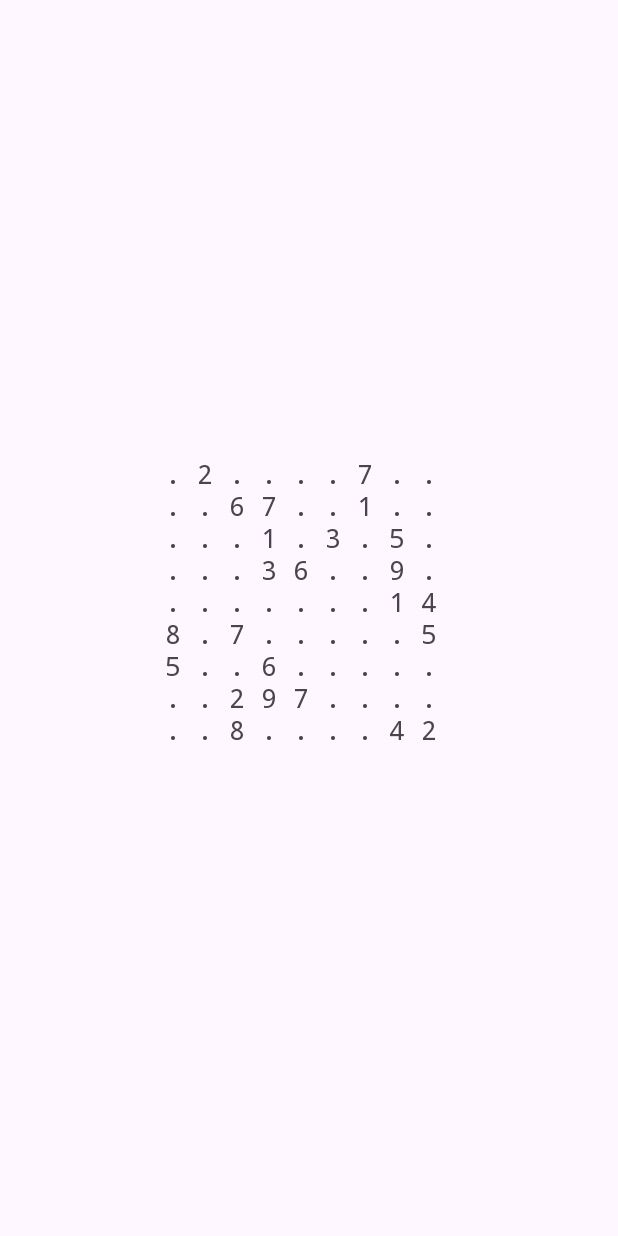
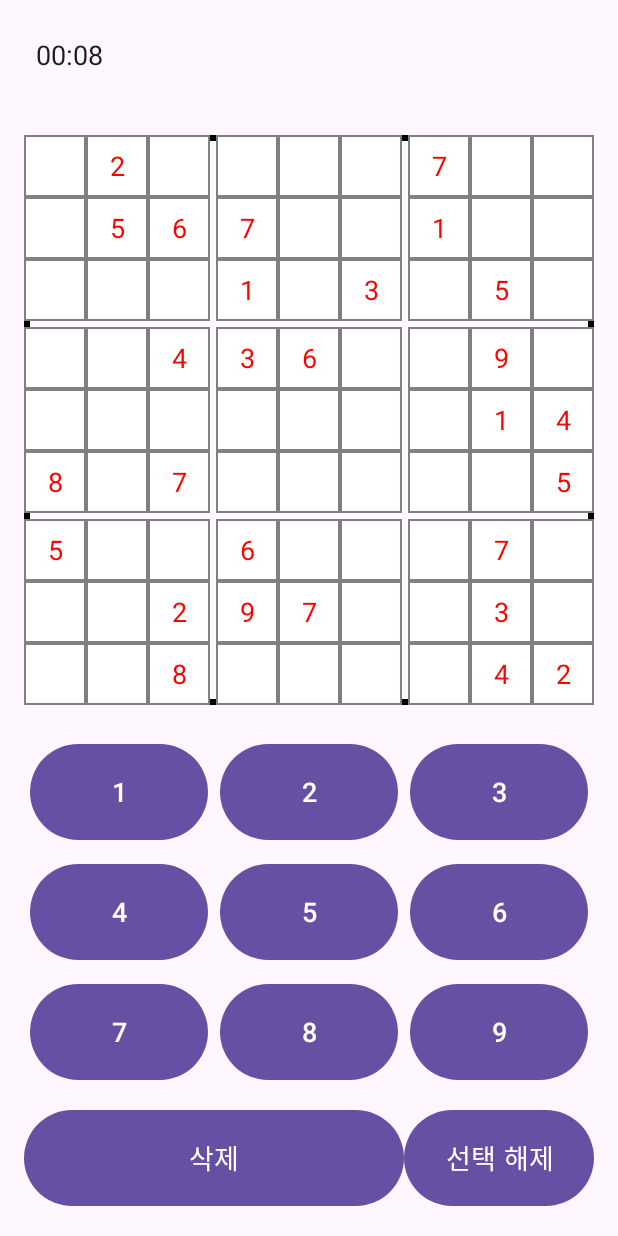
Before and after one commit to hjy15802/Sudoku-Android, an Android app: the screen it shows after launch (PuzzleActivity before the commit, MainActivity after it), on a phone screen of 412 x 824 dp. Run offline under Robolectric (Android 15) with nearby library versions, the phone set to English and light mode, and no system bars.

Commit message:
스도쿠 액티비티

```diff
--- a/app/src/main/AndroidManifest.xml
+++ b/app/src/main/AndroidManifest.xml
@@ -13,7 +13,7 @@
         android:theme="@style/Theme.Sudokulogic"
         tools:targetApi="31">
         <activity
-            android:name=".PuzzleActivity"
+            android:name=".MainActivity"
             android:exported="true">
             <intent-filter>
                 <action android:name="android.intent.action.MAIN" />
--- /dev/null
+++ b/app/src/main/java/com/example/sudoku_logic/MainActivity.java
@@ -0,0 +1,226 @@
+package com.example.sudoku_logic;
+
+import android.os.Bundle;
+import android.os.SystemClock;
+import android.view.Gravity;
+import android.view.View;
+import android.graphics.Color;
+import android.widget.Button;
+import android.widget.Chronometer;
+import android.widget.GridLayout;
+import android.widget.TextView;
+import android.widget.Toast;
+
+import androidx.appcompat.app.AppCompatActivity;
+
+import com.example.sudoku_logic.logic.Difficulty;
+import com.example.sudoku_logic.logic.SudokuBoard;
+import com.example.sudoku_logic.logic.SudokuGenerator;
+
+public class MainActivity extends AppCompatActivity {
+
+    // 스도쿠 보드 관련 변수
+    private SudokuBoard sudokuBoard;
+    private TextView[][] cellViews = new TextView[9][9];
+
+    // 현재 선택된 셀의 행, 열 (선택되지 않은 경우 -1)
+    private int selectedRow = -1;
+    private int selectedCol = -1;
+
+    // 타이머용 Chronometer
+    private Chronometer chronometerTimer;
+    private boolean timerRunning = false;
+
+    @Override
+    protected void onCreate(Bundle savedInstanceState) {
+        super.onCreate(savedInstanceState);
+        setContentView(R.layout.activity_main);
+
+        // Chronometer 시작 (퍼즐 시작 시점을 기준)
+        chronometerTimer = findViewById(R.id.chronometerTimer);
+        chronometerTimer.setBase(SystemClock.elapsedRealtime());
+        chronometerTimer.start();
+        timerRunning = true;
+
+        // 스도쿠 보드와 버튼 초기화
+        initBoard();
+        initNumberButtons();
+        initSpecialButtons();
+    }
+
+    /**
+     * 9x9 스도쿠 보드를 생성 및 초기화합니다.
+     */
+    private void initBoard() {
+        SudokuGenerator generator = new SudokuGenerator();
+        sudokuBoard = generator.generatePuzzle(Difficulty.MEDIUM);
+
+        GridLayout gridLayout = findViewById(R.id.gridLayoutBoard);
+        gridLayout.setBackgroundResource(R.drawable.board_background);
+        gridLayout.setRowCount(9);
+        gridLayout.setColumnCount(9);
+
+        final float scale = getResources().getDisplayMetrics().density;
+        int subgridMargin = (int) (2 * scale + 0.5f);
+
+        for (int row = 0; row < 9; row++) {
+            for (int col = 0; col < 9; col++) {
+                final int r = row;
+                final int c = col;
+                TextView cell = new TextView(this);
+                cell.setGravity(Gravity.CENTER);
+                cell.setTextSize(18);
+                cell.setBackgroundResource(R.drawable.cell_border);
+
+                int value = sudokuBoard.getCell(row, col);
+                cell.setText(value != 0 ? String.valueOf(value) : "");
+
+                // 서브그리드 경계에 여백 설정
+                int leftMargin = (col % 3 == 0 && col != 0) ? subgridMargin : 0;
+                int topMargin = (row % 3 == 0 && row != 0) ? subgridMargin : 0;
+                int rightMargin = (col == 8) ? 0 : (col % 3 == 2 ? subgridMargin : 0);
+                int bottomMargin = (row == 8) ? 0 : (row % 3 == 2 ? subgridMargin : 0);
+
+                GridLayout.LayoutParams params = new GridLayout.LayoutParams();
+                params.rowSpec = GridLayout.spec(row, 1, 1f);
+                params.columnSpec = GridLayout.spec(col, 1, 1f);
+                params.width = 0;
+                params.height = GridLayout.LayoutParams.WRAP_CONTENT;
+                params.setMargins(leftMargin, topMargin, rightMargin, bottomMargin);
+                cell.setLayoutParams(params);
+
+                // 고정 셀은 붉은색, 사용자가 입력한 셀은 파란색
+                if (sudokuBoard.isFixed(row, col)) {
+                    cell.setTextColor(Color.RED);
+                } else {
+                    cell.setTextColor(Color.BLUE);
+                }
+
+                cell.setOnClickListener(v -> {
+                    selectedRow = r;
+                    selectedCol = c;
+                    highlightSelectedCell();
+                });
+
+                cellViews[row][col] = cell;
+                gridLayout.addView(cell);
+            }
+        }
+    }
+
+    /**
+     * 1~9 숫자 버튼을 초기화합니다.
+     */
+    private void initNumberButtons() {
+        for (int num = 1; num <= 9; num++) {
+            int resId = getResources().getIdentifier("button" + num, "id", getPackageName());
+            Button numButton = findViewById(resId);
+            if (numButton != null) {
+                final int digit = num;
+                numButton.setOnClickListener(v -> applyNumber(digit));
+            }
+        }
+    }
+
+    /**
+     * 삭제 버튼과 선택 해제 버튼을 초기화합니다.
+     */
+    private void initSpecialButtons() {
+        Button deleteButton = findViewById(R.id.buttonDelete);
+        if (deleteButton != null) {
+            deleteButton.setOnClickListener(v -> {
+                applyNumber(0);  // 0은 삭제를 의미합니다.
+            });
+        }
+
+        Button deselectButton = findViewById(R.id.buttonDeselect);
+        if (deselectButton != null) {
+            deselectButton.setOnClickListener(v -> {
+                selectedRow = -1;
+                selectedCol = -1;
+                highlightSelectedCell();
+            });
+        }
+    }
+
+    /**
+     * 선택된 셀에 주어진 숫자(또는 0)를 적용한 후 보드를 갱신합니다.
+     * 보드가 완성되면 타이머를 중지하고, 정답 여부에 따라 ResultDialogFragment(오버레이 다이얼로그)를 표시합니다.
+     */
+    private void applyNumber(int number) {
+        if (selectedRow == -1 || selectedCol == -1) {
+            Toast.makeText(this, "셀을 선택하세요.", Toast.LENGTH_SHORT).show();
+            return;
+        }
+        if (sudokuBoard.isFixed(selectedRow, selectedCol)) {
+            Toast.makeText(this, "고정된 셀은 변경할 수 없습니다.", Toast.LENGTH_SHORT).show();
+            return;
+        }
+
+        boolean success = sudokuBoard.setCellWithValidation(selectedRow, selectedCol, number, this);
+        if (success) {
+            updateBoard();
+
+            // 보드가 모두 채워졌으면 결과 오버레이를 표시합니다.
+            if (sudokuBoard.isBoardFull() && timerRunning) {
+                long elapsedMillis = SystemClock.elapsedRealtime() - chronometerTimer.getBase();
+                float accuracy = sudokuBoard.getAccuracyPercentage();
+
+                // 사용자 입력 대상 셀의 총 개수(totalUserCells), 틀린 셀의 개수(wrongCount), 그리고 초기 고정 셀의 개수(fixedCount) 계산
+                int totalUserCells = 0;
+                int wrongCount = 0;
+                int fixedCount = 0;
+                for (int i = 0; i < 9; i++) {
+                    for (int j = 0; j < 9; j++) {
+                        if (sudokuBoard.isFixed(i, j)) {
+                            fixedCount++;
+                        } else {
+                            totalUserCells++;
+                            if (sudokuBoard.getCell(i, j) != sudokuBoard.getSolutionBoard().getCell(i, j)) {
+                                wrongCount++;
+                            }
+                        }
+                    }
+                }
+
+                // 타이머 중지
+                chronometerTimer.stop();
+                timerRunning = false;
+                boolean solvedCorrectly = sudokuBoard.isSolvedCorrectly();
+
+                // ResultDialogFragment.newInstance()는 (accuracy, elapsedMillis, solvedCorrectly, totalUserCells, wrongCount, fixedCount) 인자를 받습니다.
+                ResultDialogFragment dialog = ResultDialogFragment.newInstance(accuracy, elapsedMillis, solvedCorrectly, totalUserCells, wrongCount, fixedCount);
+                dialog.setCancelable(false);
+                dialog.show(getSupportFragmentManager(), "ResultDialog");
+            }
+        }
+    }
+
+    /**
+     * 현재 보드의 상태를 업데이트합니다.
+     */
+    private void updateBoard() {
+        for (int row = 0; row < 9; row++) {
+            for (int col = 0; col < 9; col++) {
+                int value = sudokuBoard.getCell(row, col);
+                cellViews[row][col].setText(value != 0 ? String.valueOf(value) : "");
+            }
+        }
+    }
+
+    /**
+     * 선택된 셀에 하이라이트 효과를 적용합니다.
+     */
+    private void highlightSelectedCell() {
+        for (int row = 0; row < 9; row++) {
+            for (int col = 0; col < 9; col++) {
+                cellViews[row][col].setBackgroundResource(R.drawable.cell_border);
+            }
+        }
+        if (selectedRow != -1 && selectedCol != -1) {
+            int selectedColor = Color.parseColor("#ADD8E6"); // 연한 파란색으로 하이라이트
+            cellViews[selectedRow][selectedCol].setBackgroundColor(selectedColor);
+        }
+    }
+
+}
--- a/app/src/main/java/com/example/sudoku_logic/PuzzleActivity.java
+++ /dev/null
@@ -1,35 +0,0 @@
-package com.example.sudoku_logic;
-
-import androidx.appcompat.app.AppCompatActivity;
-import android.os.Bundle;
-import android.widget.TextView;
-
-import com.example.sudoku_logic.logic.SudokuBoard;
-import com.example.sudoku_logic.logic.SudokuGenerator;
-import com.example.sudoku_logic.logic.Difficulty;
-
-public class PuzzleActivity extends AppCompatActivity {
-
-    @Override
-    protected void onCreate(Bundle savedInstanceState) {
-        super.onCreate(savedInstanceState);
-        setContentView(R.layout.activity_puzzle);
-
-        TextView sudokuTextView = findViewById(R.id.sudokuTextView);
-
-        // 퍼즐 생성 및 출력
-        SudokuGenerator generator = new SudokuGenerator();      // SudokuGenerator 객체 생성
-        SudokuBoard puzzle = generator.generatePuzzle(Difficulty.HARD); // 난이도가 선택 되는 부분
-
-        StringBuilder sb = new StringBuilder();
-        for (int i = 0; i < 9; i++) {
-            for (int j = 0; j < 9; j++) {
-                int value = puzzle.getCell(i, j);                   // 값 가져와서 넣기
-                sb.append(value == 0 ? "." : value).append(" ");    // 빈 칸은 . 로
-            }
-            sb.append("\n");
-        }
-
-        sudokuTextView.setText(sb.toString());
-    }
-}
--- a/app/src/main/java/com/example/sudoku_logic/logic/Difficulty.java
+++ b/app/src/main/java/com/example/sudoku_logic/logic/Difficulty.java
@@ -1,6 +1,7 @@
 package com.example.sudoku_logic.logic;
 
 public enum Difficulty {    // EASY, MEDIUM, HARD 세 단계에 대응하여 hintCount 변화
+    TEST(70),
     EASY(34),
     MEDIUM(28),
     HARD(22),
--- a/app/src/main/java/com/example/sudoku_logic/logic/SudokuBoard.java
+++ b/app/src/main/java/com/example/sudoku_logic/logic/SudokuBoard.java
@@ -3,94 +3,161 @@ package com.example.sudoku_logic.logic;
 import android.content.Context;
 import android.widget.Toast;
 
-public class SudokuBoard {      // 스도쿠 객체 정의
-    private int[][] board;  // 스도쿠 객체
-    private boolean[][] fixed;    // 초기 힌트 저장용
-    private SudokuBoard solutionBoard;                  // 정답 확인용 정답지
+public class SudokuBoard {
+    private int[][] board;      // 현재 스도쿠 보드 상태
+    private boolean[][] fixed;  // 고정 힌트 여부
+    private SudokuBoard solutionBoard;  // 정답지 (퍼즐 생성 시 설정)
 
     public SudokuBoard() {
         board = new int[9][9];
         fixed = new boolean[9][9];
     }
 
-    public int getCell( int row, int col ) { return board[row][col]; }      // 셀 내 값 호출
-    public void setCell( int row, int col, int val ) { board[row][col] = val; }     // 셀 내 값 수정
-    public void setFixed(int row, int col, boolean isFixed) { fixed[row][col] = isFixed; } // 고정 힌트 추가 메소드
-    public boolean isFixed(int row, int col) { return fixed[row][col]; } // 고정 칸인지 확인하는 메소드
+    public int getCell(int row, int col) {
+        return board[row][col];
+    }
 
-    public boolean isValid(int row, int col, int num) {         // 룰에 맞는지 검증
+    public void setCell(int row, int col, int val) {
+        board[row][col] = val;
+    }
+
+    public void setFixed(int row, int col, boolean isFixed) {
+        fixed[row][col] = isFixed;
+    }
+
+    public boolean isFixed(int row, int col) {
+        return fixed[row][col];
+    }
+
+    public boolean isValid(int row, int col, int num) {
+        // 행과 열 검사
         for (int i = 0; i < 9; i++) {
-            if (board[row][i] == num || board[i][col] == num) return false; // 가로, 세로 확인
+            if (board[row][i] == num || board[i][col] == num)
+                return false;
         }
-
-        // 서브 그리드(작은 박스) 확인
+        // 3x3 서브그리드 검사
         int startRow = (row / 3) * 3;
         int startCol = (col / 3) * 3;
-
-        for ( int i = startRow; i < 3 + startRow; i++ ) {
-            for ( int j = startCol; j < 3 + startCol; j++ ) {
-                if ( board[i][j] == num ) return false;
+        for (int i = startRow; i < startRow + 3; i++) {
+            for (int j = startCol; j < startCol + 3; j++) {
+                if (board[i][j] == num)
+                    return false;
             }
         }
         return true;
     }
 
-    public int[] findEmpty() {   // 비어있는 칸 찾기
-        for ( int i = 0; i < 9; i++ ) {
-            for ( int j = 0; j < 9; j++ ) {
-                if ( board[i][j] == 0 ) return new int[]{i, j};
+    public int[] findEmpty() {
+        for (int i = 0; i < 9; i++) {
+            for (int j = 0; j < 9; j++) {
+                if (board[i][j] == 0)
+                    return new int[]{i, j};
             }
         }
         return null;
     }
 
-    public void setSolutionBoard(SudokuBoard solution) { this.solutionBoard = solution; }
-    public SudokuBoard getSolutionBoard() { return this.solutionBoard; }
+    public void setSolutionBoard(SudokuBoard solution) {
+        this.solutionBoard = solution;
+    }
 
-    public boolean isSolvedCorrectly() {        // 정답지와 비교하며 확인하는 메소드
-        if (solutionBoard == null) return false;
+    public SudokuBoard getSolutionBoard() {
+        return this.solutionBoard;
+    }
+
+    public boolean isSolvedCorrectly() {
+        if (solutionBoard == null)
+            return false;
 
         for (int i = 0; i < 9; i++) {
             for (int j = 0; j < 9; j++) {
-                if (this.board[i][j] != solutionBoard.getCell(i, j)) {
+                if (this.board[i][j] != solutionBoard.getCell(i, j))
                     return false;
-                }
             }
         }
         return true;
     }
 
-    public boolean solve() {        //정답판 만들기
-        int[] emptyPos = findEmpty();           // 빈 칸 찾기
-        if ( emptyPos == null ) return true;    // 빈 칸이 없으면 완성. True 반환
+    public boolean solve() {
+        int[] emptyPos = findEmpty();
+        if (emptyPos == null)
+            return true;
 
         int row = emptyPos[0];
         int col = emptyPos[1];
 
-        for ( int num = 1; num <= 9; num++ ) {
-            if ( isValid(row, col, num) ) {         // 유효성 검사
-                board[row][col] = num;              // 문제 없으면 값 넣기
-                if (solve()) return true;           // 재귀 함수 트리거
-                board[row][col] = 0;                // 재귀 호출 실패 시 비우고 백트래킹
+        for (int num = 1; num <= 9; num++) {
+            if (isValid(row, col, num)) {
+                board[row][col] = num;
+                if (solve())
+                    return true;
+                board[row][col] = 0;
             }
         }
-        return false;   // 전부 실패했을 경우 False 반환
+        return false;
     }
+
     public boolean isValidMove(int row, int col, int val) {
+        // 빈 칸(삭제)은 고정 셀만 아니면 항상 허용
+        if (val == 0) {
+            return !fixed[row][col];
+        }
         return !fixed[row][col] && isValid(row, col, val);
     }
+
+    /**
+     * 셀에 값을 적용한 후, 보드가 완성되었는지 체크하고 정답과 비교합니다.
+     * 입력 시마다 정답 여부를 Toast 메시지로 표시합니다.
+     */
     public boolean setCellWithValidation(int row, int col, int val, Context context) {
-        if ( isValidMove(row, col, val) ) {
+        if (isValidMove(row, col, val)) {
             setCell(row, col, val);
 
-            if ( isSolvedCorrectly() ) {
-                Toast.makeText(context, "정답입니다!", Toast.LENGTH_SHORT).show();
+            // 보드가 완전히 채워졌는지 검사
+            if (isBoardFull()) {
+                if (isSolvedCorrectly()) {
+                    Toast.makeText(context, "정답입니다!", Toast.LENGTH_SHORT).show();
+                } else {
+                    Toast.makeText(context, "오답입니다.", Toast.LENGTH_SHORT).show();
+                }
             }
             return true;
-        }
-        else {
+        } else {
             Toast.makeText(context, "잘못된 수입니다.", Toast.LENGTH_SHORT).show();
             return false;
         }
     }
+
+    // 현재 보드에 빈 칸이 없는지 검사하여, 보드가 완성되었는지 확인
+    public boolean isBoardFull() {
+        for (int i = 0; i < 9; i++) {
+            for (int j = 0; j < 9; j++) {
+                if (board[i][j] == 0)
+                    return false;
+            }
+        }
+        return true;
+    }
+
+    // 고정되지 않은 셀(사용자 입력 대상)의 정답률을 계산합니다.
+    public float getAccuracyPercentage() {
+        if(solutionBoard == null)
+            return 0f; // 정답판이 없으면 0으로 처리
+
+        int totalUserCells = 0;
+        int wrongCount = 0;
+        for (int i = 0; i < 9; i++) {
+            for (int j = 0; j < 9; j++) {
+                if (!fixed[i][j]) { // 고정 셀이 아니라면 사용자가 입력해야 하는 셀
+                    totalUserCells++;
+                    if (board[i][j] != solutionBoard.getCell(i, j)) {
+                        wrongCount++;
+                    }
+                }
+            }
+        }
+        if (totalUserCells == 0) return 100f;  // 모든 셀이 고정이면 100%
+        return ((totalUserCells - wrongCount) / (float) totalUserCells) * 100;
+    }
+
 }
--- a/app/src/main/java/com/example/sudoku_logic/logic/SudokuGenerator.java
+++ b/app/src/main/java/com/example/sudoku_logic/logic/SudokuGenerator.java
@@ -5,7 +5,6 @@ import java.util.Collections;
 import java.util.List;
 
 public class SudokuGenerator {      // 답안, 문제지 만드는 모듈
-
     public SudokuBoard generateSolution() {         // 정답 만드는 함수
         SudokuBoard board = new SudokuBoard();      // 빈 답지 생성
         board.solve();                              // 답지 채워넣기
--- /dev/null
+++ b/app/src/main/res/drawable/board_background.xml
@@ -0,0 +1,9 @@
+<?xml version="1.0" encoding="utf-8"?>
+<shape xmlns:android="http://schemas.android.com/apk/res/android">
+    <!-- 배경색은 투명하게 설정 -->
+    <solid android:color="@android:color/transparent" />
+    <!-- 두꺼운 테두리(외곽) -->
+    <stroke
+        android:width="4dp"
+        android:color="#000000" />
+</shape>
--- /dev/null
+++ b/app/src/main/res/drawable/cell_border.xml
@@ -0,0 +1,9 @@
+<?xml version="1.0" encoding="utf-8"?>
+<shape xmlns:android="http://schemas.android.com/apk/res/android">
+    <!-- 셀 배경색 -->
+    <solid android:color="@android:color/white" />
+    <!-- 얇은 테두리(개별 셀용) -->
+    <stroke
+        android:width="1dp"
+        android:color="#808080" />
+</shape>
--- /dev/null
+++ b/app/src/main/res/drawable/cell_default.xml
@@ -0,0 +1,5 @@
+<?xml version="1.0" encoding="utf-8"?>
+<shape xmlns:android="http://schemas.android.com/apk/res/android" android:shape="rectangle">
+    <solid android:color="#FFFFFF"/>
+    <stroke android:width="1dp" android:color="#000000"/>
+</shape>
--- a/app/src/main/res/layout/activity_main.xml
+++ b/app/src/main/res/layout/activity_main.xml
@@ -1,19 +1,169 @@
 <?xml version="1.0" encoding="utf-8"?>
-<androidx.constraintlayout.widget.ConstraintLayout xmlns:android="http://schemas.android.com/apk/res/android"
+<androidx.constraintlayout.widget.ConstraintLayout
+    xmlns:android="http://schemas.android.com/apk/res/android"
     xmlns:app="http://schemas.android.com/apk/res-auto"
-    xmlns:tools="http://schemas.android.com/tools"
-    android:id="@+id/main"
     android:layout_width="match_parent"
     android:layout_height="match_parent"
-    tools:context=".PuzzleActivity">
+    android:padding="16dp">
 
-    <TextView
+    <!-- 타이머를 표시하는 Chronometer (상단 좌측으로 배치) -->
+    <Chronometer
+        android:id="@+id/chronometerTimer"
         android:layout_width="wrap_content"
         android:layout_height="wrap_content"
-        android:text="Hello World!"
+        android:textSize="18sp"
+        app:layout_constraintTop_toTopOf="parent"
+        app:layout_constraintStart_toStartOf="parent"
+        android:layout_marginTop="8dp"
+        android:layout_marginStart="8dp" />
+
+    <!-- 스도쿠 보드를 표시하는 GridLayout (정사각형 비율) -->
+    <GridLayout
+        android:id="@+id/gridLayoutBoard"
+        android:layout_width="0dp"
+        android:layout_height="0dp"
+        android:background="@drawable/board_background"
+        android:columnCount="9"
+        android:rowCount="9"
+        android:alignmentMode="alignMargins"
+        android:useDefaultMargins="true"
+        app:layout_constraintTop_toBottomOf="@id/chronometerTimer"
+        app:layout_constraintBottom_toTopOf="@+id/bottomContainer"
+        app:layout_constraintStart_toStartOf="parent"
+        app:layout_constraintEnd_toEndOf="parent"
+        app:layout_constraintDimensionRatio="1:1"
+        app:layout_constraintVertical_bias="0.7" />
+
+    <!-- 하단 컨테이너: 숫자 버튼과 특수 버튼(삭제, 선택 해제)을 포함 -->
+    <LinearLayout
+        android:id="@+id/bottomContainer"
+        android:layout_width="0dp"
+        android:layout_height="wrap_content"
+        android:orientation="vertical"
         app:layout_constraintBottom_toBottomOf="parent"
-        app:layout_constraintEnd_toEndOf="parent"
         app:layout_constraintStart_toStartOf="parent"
-        app:layout_constraintTop_toTopOf="parent" />
+        app:layout_constraintEnd_toEndOf="parent">
 
+        <!-- 숫자 버튼 그리드: 1~9 버튼을 3x3 배열로 표시 -->
+        <GridLayout
+            android:id="@+id/numberGridLayout"
+            android:layout_width="match_parent"
+            android:layout_height="wrap_content"
+            android:columnCount="3"
+            android:rowCount="3"
+            android:alignmentMode="alignMargins"
+            android:useDefaultMargins="true"
+            android:layout_marginBottom="8dp">
+
+            <Button
+                android:id="@+id/button1"
+                android:layout_width="0dp"
+                android:layout_height="72dp"
+                android:minHeight="72dp"
+                android:textSize="18sp"
+                android:layout_columnWeight="1"
+                android:text="1" />
+
+            <Button
+                android:id="@+id/button2"
+                android:layout_width="0dp"
+                android:layout_height="72dp"
+                android:minHeight="72dp"
+                android:textSize="18sp"
+                android:layout_columnWeight="1"
+                android:text="2" />
+
+            <Button
+                android:id="@+id/button3"
+                android:layout_width="0dp"
+                android:layout_height="72dp"
+                android:minHeight="72dp"
+                android:textSize="18sp"
+                android:layout_columnWeight="1"
+                android:text="3" />
+
+            <Button
+                android:id="@+id/button4"
+                android:layout_width="0dp"
+                android:layout_height="72dp"
+                android:minHeight="72dp"
+                android:textSize="18sp"
+                android:layout_columnWeight="1"
+                android:text="4" />
+
+            <Button
+                android:id="@+id/button5"
+                android:layout_width="0dp"
+                android:layout_height="72dp"
+                android:minHeight="72dp"
+                android:textSize="18sp"
+                android:layout_columnWeight="1"
+                android:text="5" />
+
+            <Button
+                android:id="@+id/button6"
+                android:layout_width="0dp"
+                android:layout_height="72dp"
+                android:minHeight="72dp"
+                android:textSize="18sp"
+                android:layout_columnWeight="1"
+                android:text="6" />
+
+            <Button
+                android:id="@+id/button7"
+                android:layout_width="0dp"
+                android:layout_height="72dp"
+                android:minHeight="72dp"
+                android:textSize="18sp"
+                android:layout_columnWeight="1"
+                android:text="7" />
+
+            <Button
+                android:id="@+id/button8"
+                android:layout_width="0dp"
+                android:layout_height="72dp"
+                android:minHeight="72dp"
+                android:textSize="18sp"
+                android:layout_columnWeight="1"
+                android:text="8" />
+
+            <Button
+                android:id="@+id/button9"
+                android:layout_width="0dp"
+                android:layout_height="72dp"
+                android:minHeight="72dp"
+                android:textSize="18sp"
+                android:layout_columnWeight="1"
+                android:text="9" />
+        </GridLayout>
+
+        <!-- 특수 버튼 영역: 삭제 버튼과 선택 해제 버튼 -->
+        <LinearLayout
+            android:id="@+id/specialButtonLayout"
+            android:layout_width="match_parent"
+            android:layout_height="wrap_content"
+            android:orientation="horizontal"
+            android:weightSum="3">
+
+            <!-- 삭제 버튼 (가로 2/3) -->
+            <Button
+                android:id="@+id/buttonDelete"
+                android:layout_width="0dp"
+                android:layout_height="72dp"
+                android:minHeight="72dp"
+                android:textSize="18sp"
+                android:layout_weight="2"
+                android:text="삭제" />
+
+            <!-- 선택 해제 버튼 (가로 1/3) -->
+            <Button
+                android:id="@+id/buttonDeselect"
+                android:layout_width="0dp"
+                android:layout_height="72dp"
+                android:minHeight="72dp"
+                android:textSize="18sp"
+                android:layout_weight="1"
+                android:text="선택 해제" />
+        </LinearLayout>
+    </LinearLayout>
 </androidx.constraintlayout.widget.ConstraintLayout>
```
Also changed, not shown: app/src/main/java/com/example/sudoku_logic/ResultDialogFragment.java (added, +84 -0 lines).
